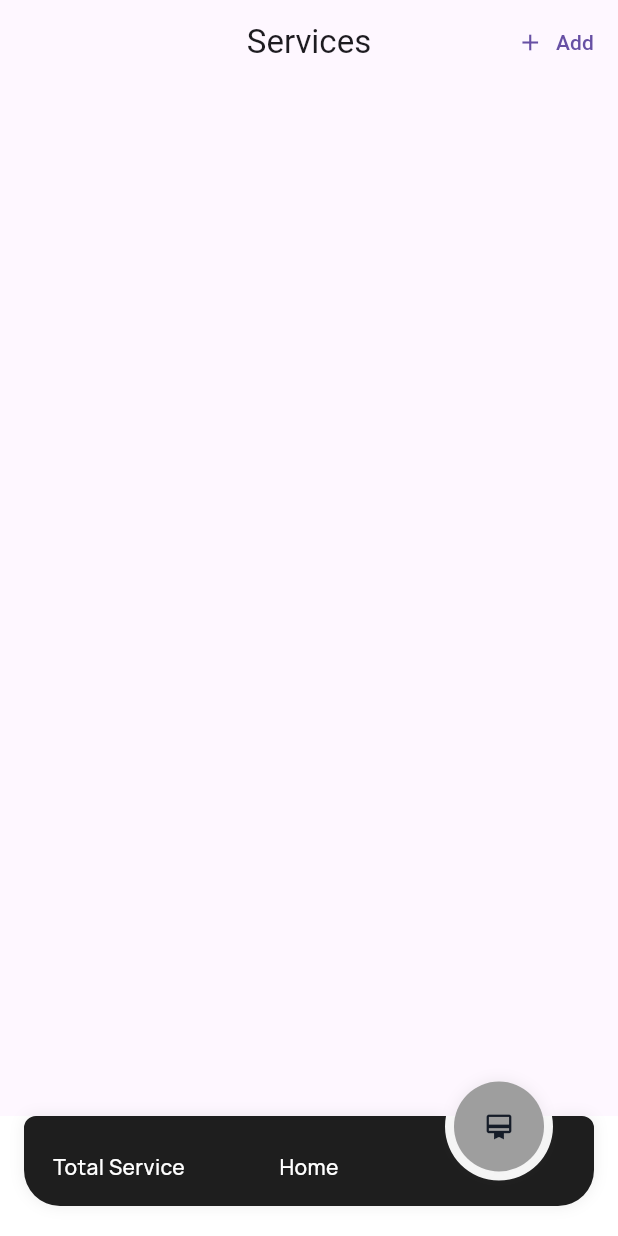
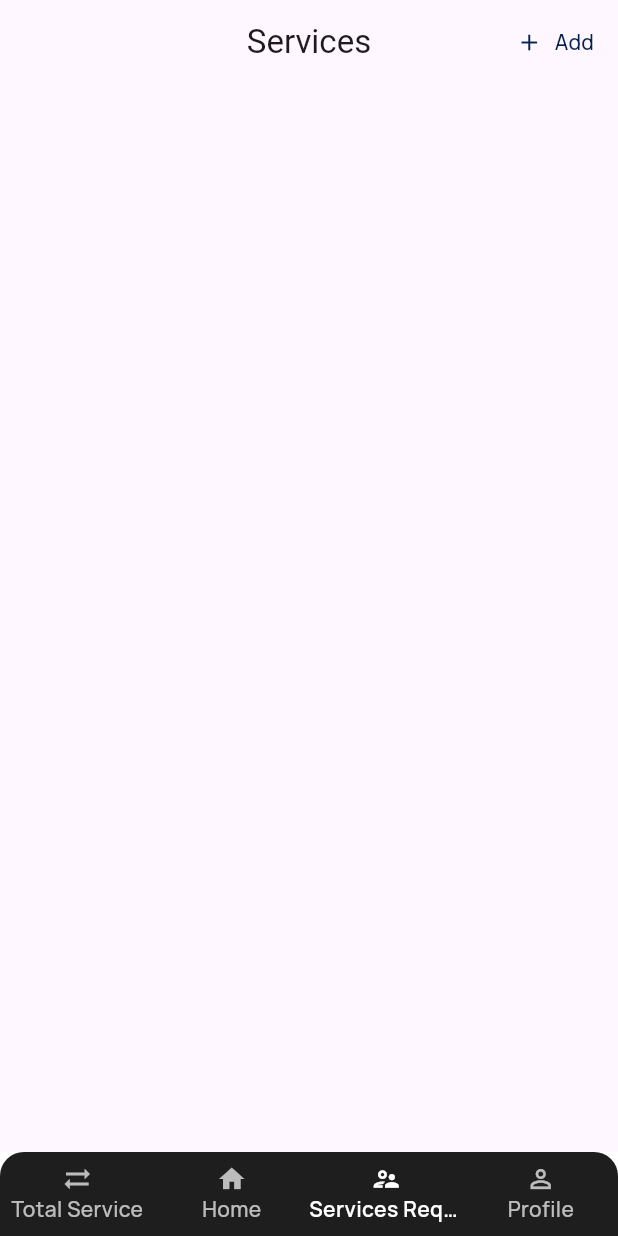
Before and after one commit to Tron-Academy/hand_car_vendor_mobile_app, a Flutter app: the screen it shows after launch, swiped to page 3, on a phone screen of 412 x 824 dp. Run offline on Flutter 3.47's test engine with Material 3 defaults, Android fonts, the phone set to English and light mode, and no system bars; drawn by our look-alikes of circle_nav_bar; our stand-ins replace flutter_hooks, flutter_svg, freezed_annotation, hooks_riverpod, image_picker, riverpod_annotation.

Commit message:
Service Page Added

```diff
--- a/lib/features/dashboard/view/pages/navigation_page.dart
+++ b/lib/features/dashboard/view/pages/navigation_page.dart
@@ -1,4 +1,3 @@
-import 'package:circle_nav_bar/circle_nav_bar.dart';
 import 'package:flutter/material.dart';
 import 'package:flutter_hooks/flutter_hooks.dart';
 import 'package:handcar_ventor/core/extension/theme_extension.dart';
@@ -6,7 +5,6 @@
 
 import 'package:handcar_ventor/features/dashboard/view/pages/subscriptions_page.dart';
 import 'package:handcar_ventor/features/dashboard/view/pages/total_service_page.dart';
-import 'package:handcar_ventor/features/services/view/pages/add_service_page.dart';
 import 'package:handcar_ventor/features/services/view/pages/service_page.dart';
 
 class NavigationPage extends HookWidget {
@@ -42,87 +40,45 @@
           SubscriptionsPage(),
         ],
       ),
-      bottomNavigationBar: CircleNavBar(
+      bottomNavigationBar: ClipRRect(
+        borderRadius: BorderRadius.only(
+          topLeft: Radius.circular(context.space.space_200),
+          topRight: Radius.circular(context.space.space_200),
+        ),
+        child: BottomNavigationBar(
+          type: BottomNavigationBarType.fixed,
+          currentIndex: navBarIndex.value,
           onTap: onTap,
-        inactiveLevelsStyle: TextStyle(
-          fontSize: 14,
-          fontWeight: FontWeight.w500,
-          color: isDarkMode ? Colors.white70 : Colors.black87,
+          backgroundColor:
+              isDarkMode ? const Color(0xFF3B3B3D) : const Color(0xFF1E1E1E),
+          selectedItemColor: isDarkMode ? Colors.white : Colors.white,
+          unselectedItemColor: isDarkMode ? Colors.white70 : Colors.white70,
+          selectedLabelStyle: context.typography.bodyMedium.copyWith(
+            fontWeight: FontWeight.w600,
+            color: isDarkMode ? Colors.white : Colors.white,
           ),
-        activeLevelsStyle: TextStyle(
-          fontSize: 14,
-          fontWeight: FontWeight.w600,
-          color: isDarkMode ? Colors.white : Colors.black,
+          unselectedLabelStyle: context.typography.bodyMedium.copyWith(
+            color: isDarkMode ? Colors.white70 : Colors.white70,
           ),
-        activeIcons: [
-          Icon(
-            Icons.sync_alt,
-            size: 20,
-            color: isDarkMode
-                ? context.colors.background
-                : context.colors.primaryTxt,
+          items: const [
+            BottomNavigationBarItem(
+              icon: Icon(Icons.sync_alt, size: 20),
+              label: "Total Service",
             ),
-          Icon(
-            Icons.home,
-            size: 20,
-            color: isDarkMode
-                ? context.colors.background
-                : context.colors.primaryTxt,
+            BottomNavigationBarItem(
+              icon: Icon(Icons.home, size: 20),
+              label: "Home",
             ),
-          Icon(
-            Icons.card_membership_outlined,
-            size: 20,
-            color: isDarkMode
-                ? context.colors.background
-                : context.colors.primaryTxt,
+            BottomNavigationBarItem(
+              icon: Icon(Icons.supervisor_account_outlined, size: 20),
+              label: "Services Requests",
+            ),
+            BottomNavigationBarItem(
+              icon: Icon(Icons.person_outline, size: 20),
+              label: "Profile",
             ),
           ],
-        inactiveIcons: [
-          Padding(
-            padding: const EdgeInsets.only(top: 8.0),
-            child: Text(
-              "Total Service",
-              style: context.typography.bodyMedium.copyWith(
-                color: isDarkMode ? Colors.white70 : Colors.white,
         ),
-            ),
-          ),
-          Padding(
-            padding: EdgeInsets.only(top: context.space.space_100),
-            child: Text("Home",
-                style: context.typography.bodyMedium.copyWith(
-                  color: isDarkMode ? Colors.white70 : Colors.white,
-                )),
-          ),
-          Padding(
-            padding: const EdgeInsets.only(top: 8.0),
-            child: Text("Subscriptions",
-                style: context.typography.bodyMedium.copyWith(
-                  color: isDarkMode ? Colors.white70 : Colors.white,
-                )),
-          ),
-        ],
-        color: isDarkMode
-            ? // Dark background
-            const Color(0xFF3B3B3D)
-            : const Color(0xFF1E1E1E), // Light background
-        circleColor: isDarkMode
-            ? Colors.white // Circle color in dark mode
-            : Colors.grey, // Circle color in light mode
-        height: 60,
-        circleWidth: 60,
-        padding: const EdgeInsets.only(left: 16, right: 16, bottom: 20),
-        cornerRadius: const BorderRadius.only(
-          topLeft: Radius.circular(8),
-          topRight: Radius.circular(8),
-          bottomRight: Radius.circular(24),
-          bottomLeft: Radius.circular(24),
-        ),
-        activeIndex: navBarIndex.value,
-        shadowColor: isDarkMode
-            ? Colors.black.withOpacity(0.2)
-            : Colors.grey.withOpacity(0.2),
-        elevation: 8,
       ),
     );
   }
--- a/lib/features/services/view/pages/service_page.dart
+++ b/lib/features/services/view/pages/service_page.dart
@@ -1,6 +1,6 @@
 import 'package:flutter/material.dart';
+import 'package:handcar_ventor/core/extension/theme_extension.dart';
 import 'package:handcar_ventor/features/services/view/pages/add_service_page.dart';
-
 
 class ServicePage extends StatelessWidget {
   const ServicePage({super.key});
@@ -9,7 +9,7 @@
   Widget build(BuildContext context) {
     return Scaffold(
       appBar: AppBar(
-        title: Text('Services'),
+        title: const Text('Services'),
         centerTitle: true,
         actions: [
           TextButton.icon(
@@ -19,8 +19,10 @@
                   MaterialPageRoute(
                       builder: (context) => const AddServiceScreen()));
             },
-            icon: const Icon(Icons.add),
-            label: const Text('Add'),
+            icon: Icon(Icons.add, color: context.colors.primary),
+            label: Text('Add',
+                style: context.typography.bodyMedium
+                    .copyWith(color: context.colors.primary)),
           ),
         ],
       ),
```
Also changed, not shown: lib/core/widgets/custom_nav_bar.dart (added, +183 -0 lines), lib/features/dashboard/view/pages/search_page.dart (added, +13 -0 lines). Lines whose indentation alone changed are shown as unchanged.
